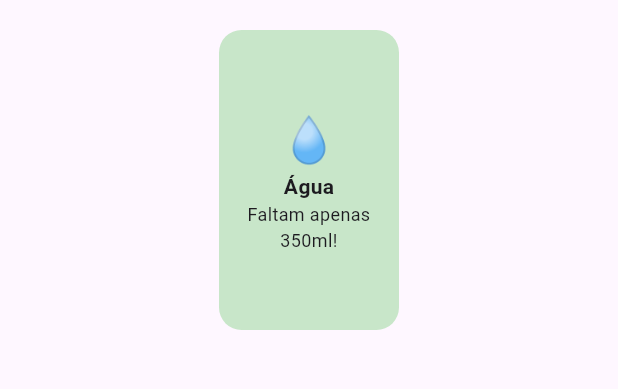
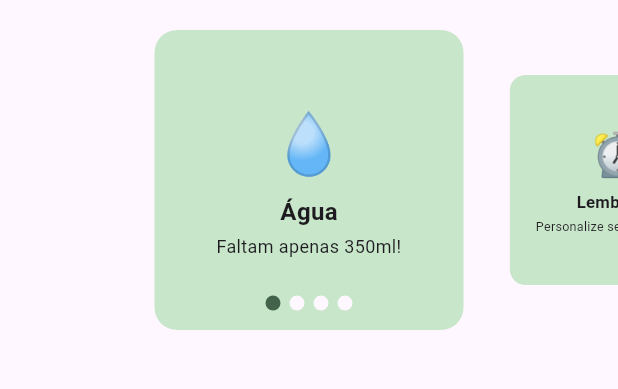
Before and after one commit to marcelemrofka/LifeBalanceApp, a Flutter app: the TelaHome screen opened by its route, on a phone screen of 412 x 824 dp, the part 165-554 px from its top. Run offline on Flutter 3.47's test engine with Material 3 defaults, Android fonts, the phone set to English and light mode, and no system bars; drawn by our look-alikes of carousel_slider; our stand-ins replace device_preview, flutter_swiper_view.

```diff
--- a/lib/widgets/carrossel.dart
+++ b/lib/widgets/carrossel.dart
@@ -1,5 +1,5 @@
 import 'package:flutter/material.dart';
-import 'package:carousel_slider/carousel_slider.dart';
+import 'package:flutter_swiper_view/flutter_swiper_view.dart';
 
 final List<Map<String, String>> carouselItems = [
   {'title': 'Água', 'subtitle': 'Faltam apenas 350ml!', 'icon': '💧', 'route': '/tela_agua'},
@@ -18,8 +18,12 @@ class Carrossel extends StatefulWidget {
 class _CarrosselState extends State<Carrossel> {
   @override
   Widget build(BuildContext context) {
-    return CarouselSlider(
-      items: carouselItems.map((item) {
+    return SizedBox(
+      height: 200,
+      child: Swiper(
+        itemBuilder: (context, index){
+        final item = carouselItems[index];
+
         return GestureDetector(
             onTap: () {
               if (item['route'] != null && item['route']!.isNotEmpty) {
@@ -28,7 +32,7 @@ class _CarrosselState extends State<Carrossel> {
             },
             child: Container(
               width: 120,
-            height: 15,
+              padding: const EdgeInsets.all(10),
               decoration: BoxDecoration(
                 color: Colors.green[100],
                 borderRadius: BorderRadius.circular(15),
@@ -38,24 +42,30 @@ class _CarrosselState extends State<Carrossel> {
                 children: [
                   Text(
                     item['icon']!,
-                  style: TextStyle(fontSize: 30),
+                    style: const TextStyle(fontSize: 40),
                   ),
+                  const SizedBox(height: 5),
                   Text(
                     item['title']!,
-                  style: TextStyle(fontWeight: FontWeight.bold),
+                    style: const TextStyle(fontWeight: FontWeight.bold, fontSize: 16),
                   ),
+                  const SizedBox(height: 3),
                   Text(
                     item['subtitle']!,
                     textAlign: TextAlign.center,
-                  style: TextStyle(fontSize: 12),
+                    style: const TextStyle(fontSize: 12),
                   ),
                 ],
               ),
             ),
           );
-      }).toList(),
-      options: CarouselOptions(
-        height: 200,
+        },
+        itemCount: carouselItems.length,
+        pagination: const SwiperPagination(),
+        viewportFraction: 0.5,
+        autoplay: false, // Não desliza automaticamente
+        loop: false, // Não repete os itens
+        scale: 0.7,
       ),
     );
   }
--- a/pubspec.yaml
+++ b/pubspec.yaml
@@ -9,9 +9,11 @@ environment:
 
 dependencies:
   carousel_slider: ^5.0.0
+  flutter_swiper_view: ^1.1.8
   device_preview: ^1.2.0
   flutter:
     sdk: flutter
+  get: ^4.7.2
   percent_indicator: ^4.2.3
 
 dev_dependencies:
```
Also changed, not shown: pubspec.lock. Lines whose indentation alone changed are shown as unchanged.
